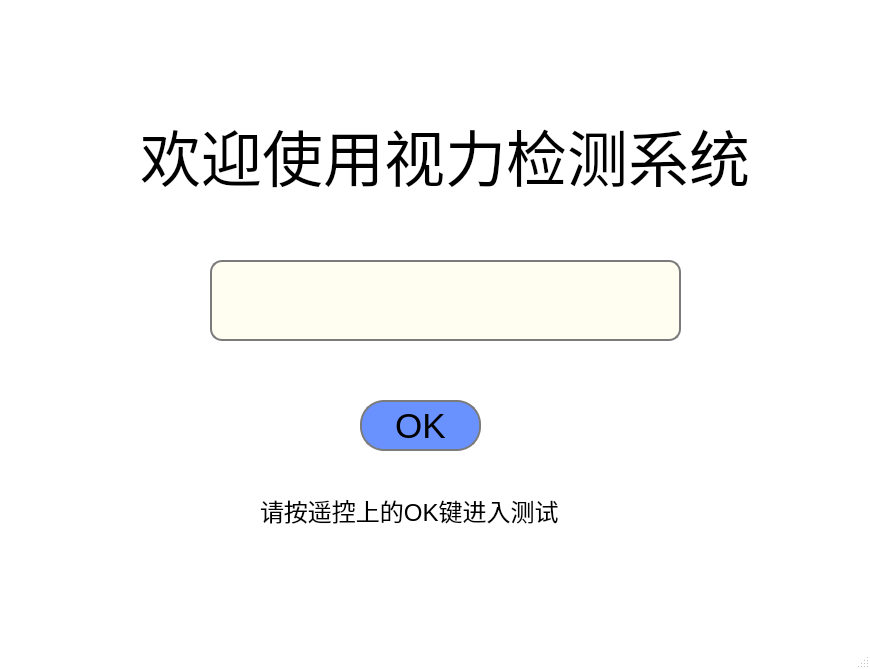
Old version of the form visualcensus/frontend/ui_login_win.ui in the repository PopsicleStudio/VisualCensus.
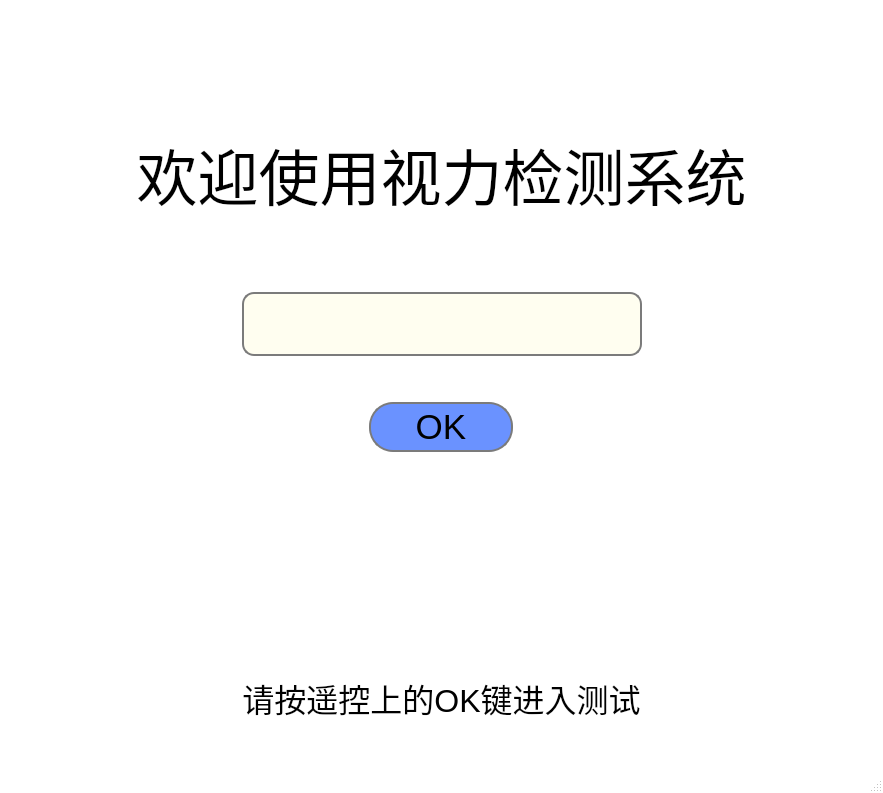
New version of the form. Icons and pictures are not drawn.

Diff of the .ui file:
```diff
--- a/visualcensus/frontend/ui_login_win.ui
+++ b/visualcensus/frontend/ui_login_win.ui
@@ -6,8 +6,8 @@
    <rect>
     <x>0</x>
     <y>0</y>
-    <width>870</width>
-    <height>669</height>
+    <width>883</width>
+    <height>793</height>
    </rect>
   </property>
   <property name="windowTitle">
@@ -45,15 +45,92 @@
 }</string>
   </property>
   <widget class="QWidget" name="centralwidget">
+   <layout class="QVBoxLayout" name="verticalLayout">
+    <item>
+     <layout class="QHBoxLayout" name="horizontalLayout_3">
+      <item>
+       <spacer name="horizontalSpacer_5">
+        <property name="orientation">
+         <enum>Qt::Horizontal</enum>
+        </property>
+        <property name="sizeHint" stdset="0">
+         <size>
+          <width>40</width>
+          <height>20</height>
+         </size>
+        </property>
+       </spacer>
+      </item>
+      <item>
+       <widget class="QLabel" name="label_logo">
+        <property name="enabled">
+         <bool>true</bool>
+        </property>
+        <property name="sizePolicy">
+         <sizepolicy hsizetype="Preferred" vsizetype="Preferred">
+          <horstretch>0</horstretch>
+          <verstretch>0</verstretch>
+         </sizepolicy>
+        </property>
+        <property name="minimumSize">
+         <size>
+          <width>0</width>
+          <height>48</height>
+         </size>
+        </property>
+        <property name="baseSize">
+         <size>
+          <width>0</width>
+          <height>1</height>
+         </size>
+        </property>
+        <property name="autoFillBackground">
+         <bool>false</bool>
+        </property>
+        <property name="text">
+         <string/>
+        </property>
+        <property name="pixmap">
+         <pixmap>../../assets/dekang.png</pixmap>
+        </property>
+        <property name="scaledContents">
+         <bool>true</bool>
+        </property>
+       </widget>
+      </item>
+      <item>
+       <spacer name="horizontalSpacer_6">
+        <property name="orientation">
+         <enum>Qt::Horizontal</enum>
+        </property>
+        <property name="sizeHint" stdset="0">
+         <size>
+          <width>40</width>
+          <height>20</height>
+         </size>
+        </property>
+       </spacer>
+      </item>
+     </layout>
+    </item>
+    <item>
+     <spacer name="verticalSpacer_5">
+      <property name="orientation">
+       <enum>Qt::Vertical</enum>
+      </property>
+      <property name="sizeType">
+       <enum>QSizePolicy::Expanding</enum>
+      </property>
+      <property name="sizeHint" stdset="0">
+       <size>
+        <width>20</width>
+        <height>20</height>
+       </size>
+      </property>
+     </spacer>
+    </item>
+    <item>
    <widget class="QLabel" name="label_welcome">
-    <property name="geometry">
-     <rect>
-      <x>140</x>
-      <y>120</y>
-      <width>621</width>
-      <height>71</height>
-     </rect>
-    </property>
     <property name="font">
      <font>
       <pointsize>46</pointsize>
@@ -62,15 +139,52 @@
     <property name="text">
      <string>欢迎使用视力检测系统</string>
     </property>
-   </widget>
+      <property name="alignment">
+       <set>Qt::AlignCenter</set>
+      </property>
+     </widget>
+    </item>
+    <item>
+     <spacer name="verticalSpacer">
+      <property name="orientation">
+       <enum>Qt::Vertical</enum>
+      </property>
+      <property name="sizeType">
+       <enum>QSizePolicy::Expanding</enum>
+      </property>
+      <property name="sizeHint" stdset="0">
+       <size>
+        <width>0</width>
+        <height>0</height>
+       </size>
+      </property>
+     </spacer>
+    </item>
+    <item>
+     <layout class="QHBoxLayout" name="horizontalLayout">
+      <item>
+       <spacer name="horizontalSpacer">
+        <property name="orientation">
+         <enum>Qt::Horizontal</enum>
+        </property>
+        <property name="sizeType">
+         <enum>QSizePolicy::MinimumExpanding</enum>
+        </property>
+        <property name="sizeHint" stdset="0">
+         <size>
+          <width>40</width>
+          <height>20</height>
+         </size>
+        </property>
+       </spacer>
+      </item>
+      <item>
    <widget class="QLineEdit" name="lineEdit_userName">
-    <property name="geometry">
-     <rect>
-      <x>210</x>
-      <y>260</y>
-      <width>471</width>
-      <height>81</height>
-     </rect>
+        <property name="minimumSize">
+         <size>
+          <width>400</width>
+          <height>64</height>
+         </size>
     </property>
     <property name="font">
      <font>
@@ -87,70 +201,69 @@
      <bool>true</bool>
     </property>
    </widget>
-   <widget class="QLabel" name="label_logo">
-    <property name="geometry">
-     <rect>
-      <x>160</x>
-      <y>30</y>
-      <width>541</width>
-      <height>51</height>
-     </rect>
-    </property>
-    <property name="text">
-     <string/>
-    </property>
-    <property name="pixmap">
-     <pixmap>Test/images/dekang.png</pixmap>
-    </property>
-    <property name="scaledContents">
-     <bool>true</bool>
-    </property>
-   </widget>
-   <widget class="QLabel" name="label_tip">
-    <property name="geometry">
-     <rect>
-      <x>260</x>
-      <y>480</y>
-      <width>321</width>
-      <height>61</height>
-     </rect>
-    </property>
-    <property name="font">
-     <font>
-      <pointsize>18</pointsize>
-     </font>
-    </property>
-    <property name="text">
-     <string>请按遥控上的OK键进入测试</string>
-    </property>
-   </widget>
-   <widget class="QLabel" name="label">
-    <property name="geometry">
-     <rect>
-      <x>130</x>
-      <y>20</y>
-      <width>611</width>
-      <height>51</height>
-     </rect>
-    </property>
-    <property name="text">
-     <string/>
-    </property>
-    <property name="pixmap">
-     <pixmap>images/dekang.png</pixmap>
-    </property>
-    <property name="scaledContents">
-     <bool>true</bool>
-    </property>
-   </widget>
+      </item>
+      <item>
+       <spacer name="horizontalSpacer_2">
+        <property name="orientation">
+         <enum>Qt::Horizontal</enum>
+        </property>
+        <property name="sizeHint" stdset="0">
+         <size>
+          <width>40</width>
+          <height>20</height>
+         </size>
+        </property>
+       </spacer>
+      </item>
+     </layout>
+    </item>
+    <item>
+     <spacer name="verticalSpacer_3">
+      <property name="orientation">
+       <enum>Qt::Vertical</enum>
+      </property>
+      <property name="sizeType">
+       <enum>QSizePolicy::Maximum</enum>
+      </property>
+      <property name="sizeHint" stdset="0">
+       <size>
+        <width>20</width>
+        <height>40</height>
+       </size>
+      </property>
+     </spacer>
+    </item>
+    <item>
+     <layout class="QHBoxLayout" name="horizontalLayout_2">
+      <item>
+       <spacer name="horizontalSpacer_3">
+        <property name="orientation">
+         <enum>Qt::Horizontal</enum>
+        </property>
+        <property name="sizeType">
+         <enum>QSizePolicy::Preferred</enum>
+        </property>
+        <property name="sizeHint" stdset="0">
+         <size>
+          <width>40</width>
+          <height>20</height>
+         </size>
+        </property>
+       </spacer>
+      </item>
+      <item>
    <widget class="QPushButton" name="pushButton_ok">
-    <property name="geometry">
-     <rect>
-      <x>360</x>
-      <y>400</y>
-      <width>121</width>
-      <height>51</height>
-     </rect>
+        <property name="sizePolicy">
+         <sizepolicy hsizetype="Fixed" vsizetype="Fixed">
+          <horstretch>0</horstretch>
+          <verstretch>0</verstretch>
+         </sizepolicy>
+        </property>
+        <property name="minimumSize">
+         <size>
+          <width>144</width>
+          <height>50</height>
+         </size>
     </property>
     <property name="font">
      <font>
@@ -165,6 +278,73 @@
      <string>OK</string>
     </property>
    </widget>
+      </item>
+      <item>
+       <spacer name="horizontalSpacer_4">
+        <property name="orientation">
+         <enum>Qt::Horizontal</enum>
+        </property>
+        <property name="sizeType">
+         <enum>QSizePolicy::Preferred</enum>
+        </property>
+        <property name="sizeHint" stdset="0">
+         <size>
+          <width>40</width>
+          <height>20</height>
+         </size>
+        </property>
+       </spacer>
+      </item>
+     </layout>
+    </item>
+    <item>
+     <spacer name="verticalSpacer_2">
+      <property name="orientation">
+       <enum>Qt::Vertical</enum>
+      </property>
+      <property name="sizeType">
+       <enum>QSizePolicy::Preferred</enum>
+      </property>
+      <property name="sizeHint" stdset="0">
+       <size>
+        <width>20</width>
+        <height>216</height>
+       </size>
+      </property>
+     </spacer>
+    </item>
+    <item>
+     <widget class="QLabel" name="label_tip">
+      <property name="font">
+       <font>
+        <pointsize>24</pointsize>
+       </font>
+      </property>
+      <property name="text">
+       <string>请按遥控上的OK键进入测试</string>
+      </property>
+      <property name="alignment">
+       <set>Qt::AlignCenter</set>
+      </property>
+     </widget>
+    </item>
+    <item>
+     <spacer name="verticalSpacer_4">
+      <property name="orientation">
+       <enum>Qt::Vertical</enum>
+      </property>
+      <property name="sizeType">
+       <enum>QSizePolicy::Minimum</enum>
+      </property>
+      <property name="sizeHint" stdset="0">
+       <size>
+        <width>20</width>
+        <height>40</height>
+       </size>
+      </property>
+     </spacer>
+    </item>
+   </layout>
   </widget>
   <widget class="QStatusBar" name="statusbar"/>
  </widget>
```
Left out of the diff: 2 changed lines with no effect on the pictures. Lines whose indentation alone changed are shown as unchanged.
